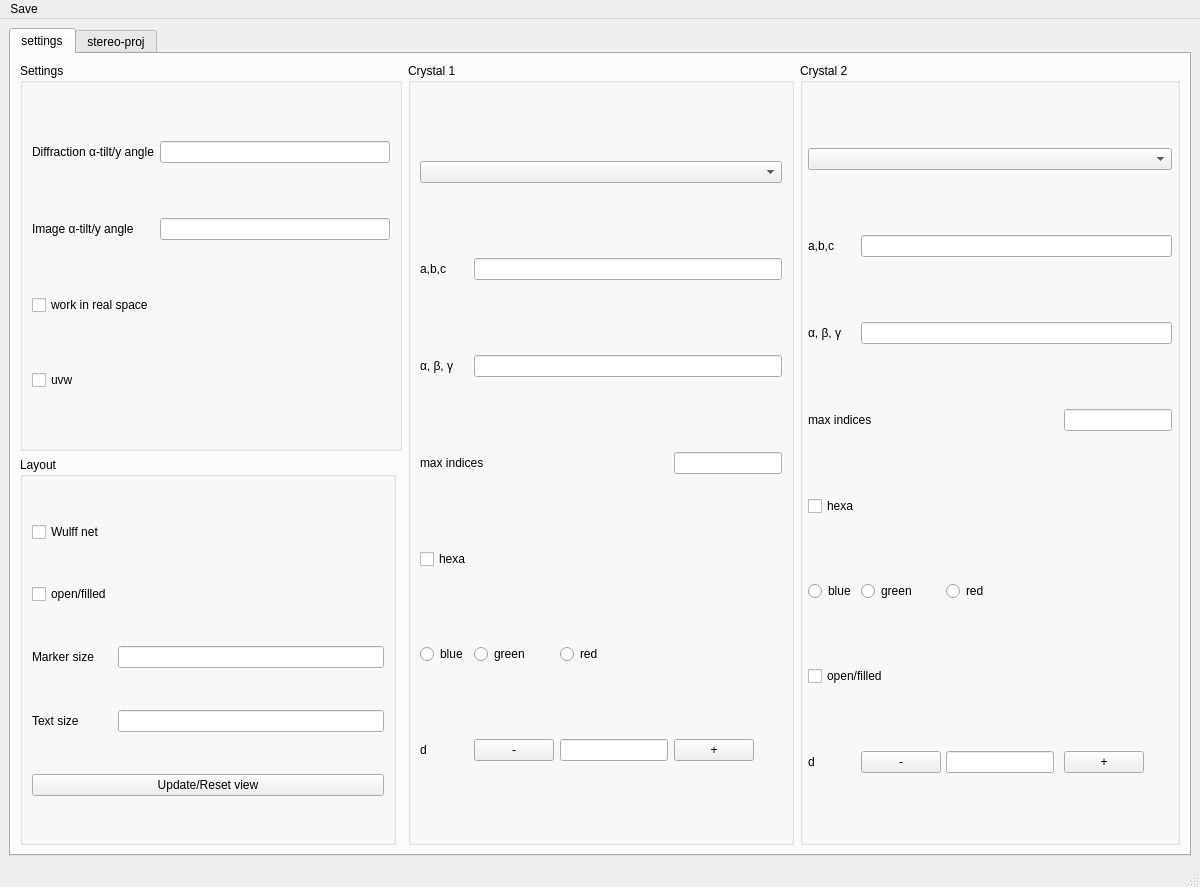
Qt form misorientationUI.ui (hrh741/misorientation) before a commit.
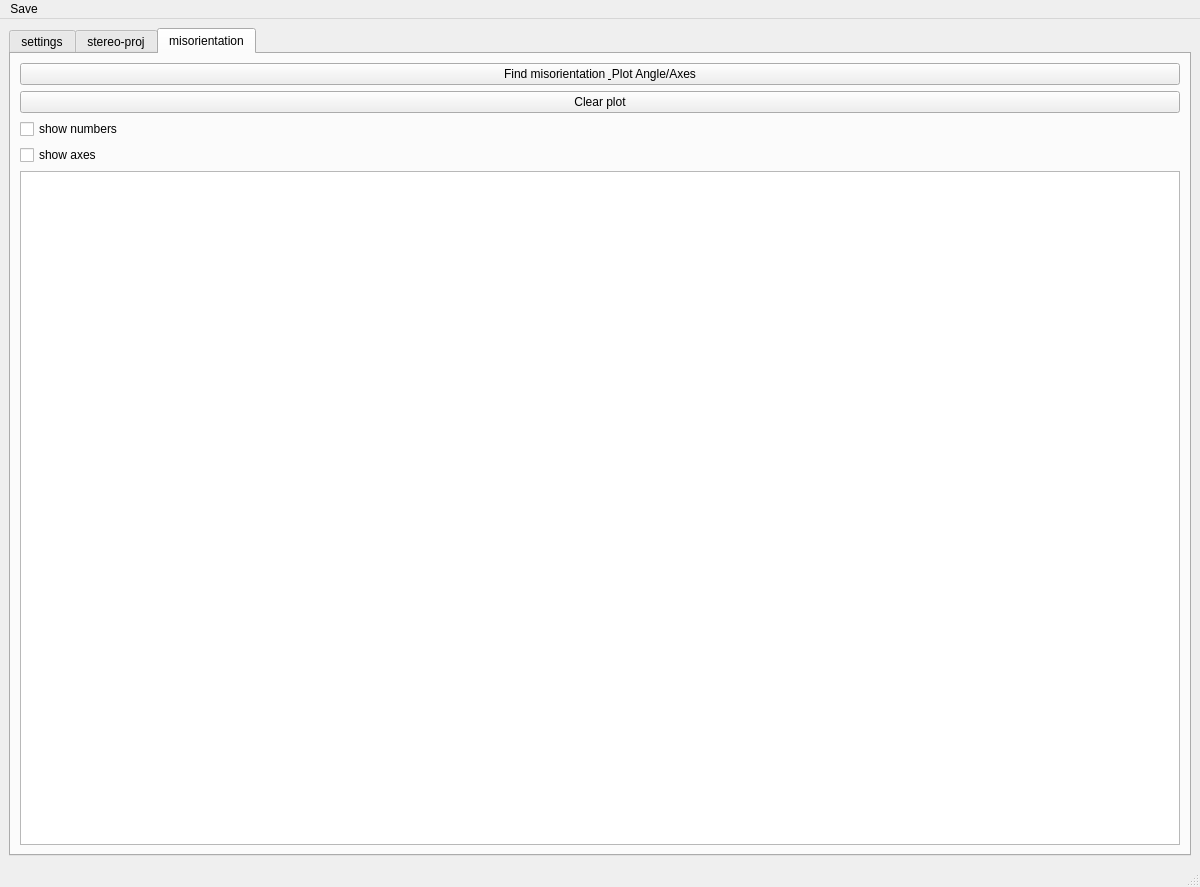
The same form after that commit.

Commit message: Misorientation between two crystals

Diff of the .ui file:
```diff
--- a/misorientationUI.ui
+++ b/misorientationUI.ui
@@ -18,7 +18,7 @@
     <item row="0" column="0">
      <widget class="QTabWidget" name="tabWidget">
       <property name="currentIndex">
-       <number>0</number>
+       <number>2</number>
       </property>
       <widget class="QWidget" name="settings">
        <attribute name="title">
@@ -733,6 +733,44 @@
         </item>
        </layout>
       </widget>
+      <widget class="QWidget" name="misorientation">
+       <attribute name="title">
+        <string>misorientation</string>
+       </attribute>
+       <layout class="QGridLayout" name="gridLayout_13">
+        <item row="0" column="0">
+         <widget class="QPushButton" name="misorientation_button">
+          <property name="text">
+           <string>Find misorientation &amp; Plot Angle/Axes</string>
+          </property>
+         </widget>
+        </item>
+        <item row="2" column="0">
+         <widget class="QCheckBox" name="numbers_checkBox">
+          <property name="text">
+           <string>show numbers</string>
+          </property>
+         </widget>
+        </item>
+        <item row="3" column="0">
+         <widget class="QCheckBox" name="axis_checkBox">
+          <property name="text">
+           <string>show axes</string>
+          </property>
+         </widget>
+        </item>
+        <item row="4" column="0">
+         <widget class="QListWidget" name="misorientation_list"/>
+        </item>
+        <item row="1" column="0">
+         <widget class="QPushButton" name="clear_misorientation_button">
+          <property name="text">
+           <string>Clear plot</string>
+          </property>
+         </widget>
+        </item>
+       </layout>
+      </widget>
      </widget>
     </item>
    </layout>
```
The commit also changes 2 other files.
